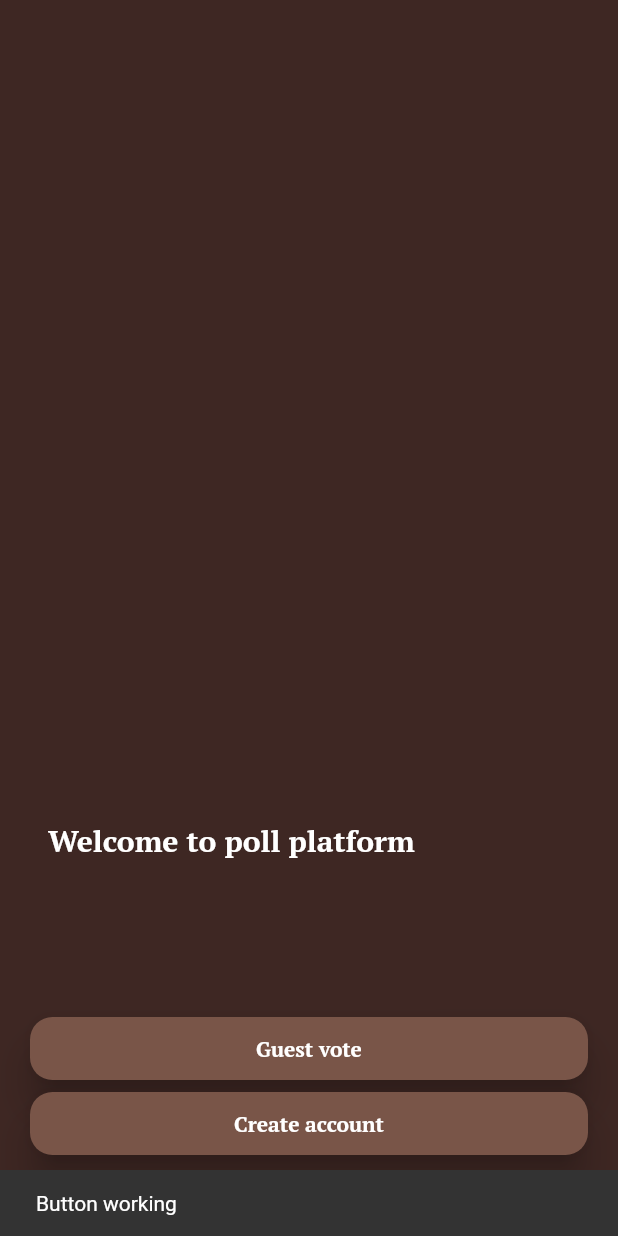
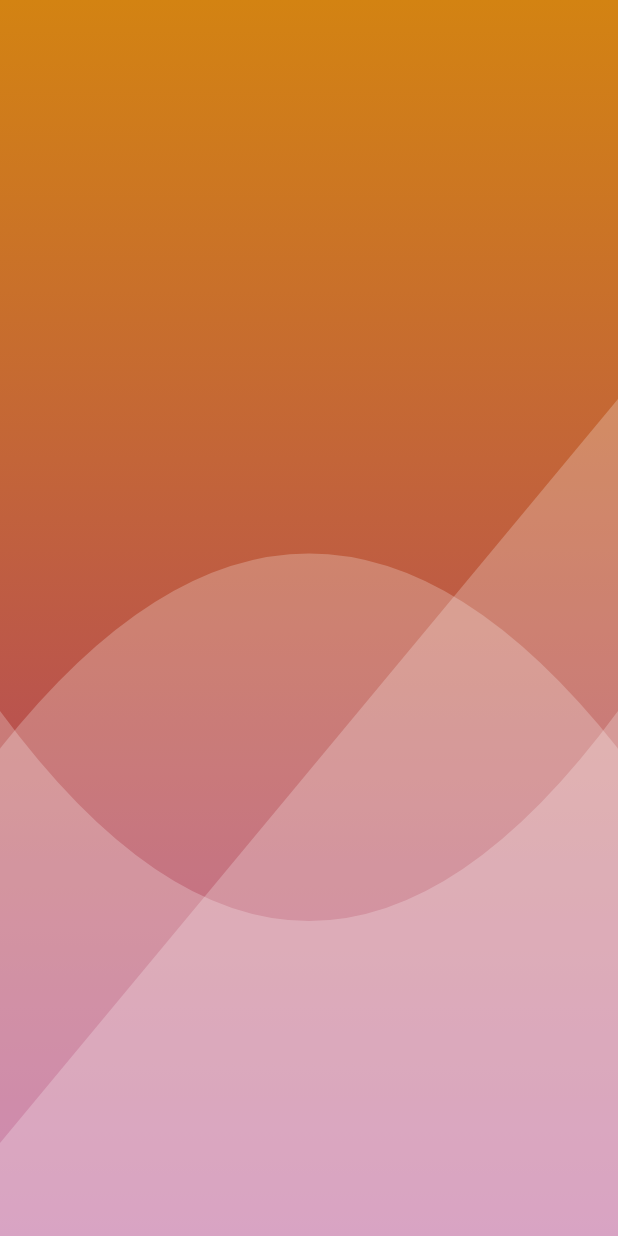
Before and after one commit to MujmillahammedDafedar/Flutter_Polling_Application, a Flutter app: the screen it shows after launch, after a tap on "Guest vote", on a phone screen of 412 x 824 dp. Run offline on Flutter 3.47's test engine with Material 2 defaults, Android fonts, the light colour scheme and no system bars; our stand-ins replace animated_text_kit, simple_animations, supercharged; Roboto replaces fonts that are missing (Pts).

Commit message:
design updated

```diff
--- /dev/null
+++ b/lib/model/particle.dart
@@ -0,0 +1,36 @@
+import 'package:flutter/material.dart';
+import 'package:simple_animations/simple_animations.dart';
+import 'dart:math';
+class ParticleModel {
+  Animatable tween;
+  double size;
+  AnimationProgress animationProgress;
+  Random random;
+
+  ParticleModel(this.random) {
+    restart();
+  }
+
+  restart({Duration time = Duration.zero}) {
+    final startPosition = Offset(-0.2 + 1.4 * random.nextDouble(), 1.2);
+    final endPosition = Offset(-0.2 + 1.4 * random.nextDouble(), -0.2);
+    final duration = Duration(milliseconds: 500 + random.nextInt(1000));
+
+    tween = MultiTrackTween([
+      Track("x").add(
+          duration, Tween(begin: startPosition.dx, end: endPosition.dx),
+          curve: Curves.easeInOutSine),
+      Track("y").add(
+          duration, Tween(begin: startPosition.dy, end: endPosition.dy),
+          curve: Curves.easeIn),
+    ]);
+    animationProgress = AnimationProgress(duration: duration, startTime: time);
+    size = 0.2 + random.nextDouble() * 0.4;
+  }
+
+  maintainRestart(Duration time) {
+    if (animationProgress.progress(time) == 1.0) {
+      restart(time: time);
+    }
+  }
+}
--- a/lib/screens/MyApp.dart
+++ b/lib/screens/MyApp.dart
@@ -1,5 +1,6 @@
 import 'package:flutter/material.dart';
 import 'package:poll/screens/mainPage.dart';
+import 'package:poll/screens/vote.dart';
 
 class StartinPage extends StatefulWidget {
   @override
@@ -46,7 +47,8 @@ class _StartinPageState extends State<StartinPage> {
                 child: FlatButton(
                   onPressed: () {
                     setState(() {
-                      method();
+                      Navigator.push(context, SlideRightRoute(page: FancyBackgroundApp()));
+
                     });
                   },
                   child: Container(
@@ -79,10 +81,8 @@ class _StartinPageState extends State<StartinPage> {
                 child: FlatButton(
                   onPressed: () {
                     setState(() {
-                      Navigator.push(
-                        context,
-                        MaterialPageRoute(builder: (context) => Home()),
-                      );
+                      Navigator.push(context, SlideRightRoute(page: Home()));
+
                     });
                   },
                   child: Container(
--- /dev/null
+++ b/lib/screens/vote.dart
@@ -0,0 +1,144 @@
+import 'package:flutter/material.dart';
+import 'package:poll/model/particle.dart';
+import 'package:simple_animations/simple_animations.dart';
+import 'dart:math';
+import 'package:supercharged/supercharged.dart';
+
+class FancyBackgroundApp extends StatelessWidget {
+  @override
+  Widget build(BuildContext context) {
+    return Stack(
+      children: <Widget>[
+        Positioned.fill(child: AnimatedBackground()),
+        onBottom(AnimatedWave(
+          height: 700,
+          speed: 1.0,
+        )),
+        onBottom(AnimatedWave(
+          height: 650,
+          speed: 0.9,
+          offset: pi,
+        )),
+        onBottom(AnimatedWave(
+          height: 620,
+          speed: 1.2,
+          offset: pi / 2,
+        )),
+        Positioned.fill(child: CenteredText()),
+      ],
+    );
+  }
+
+  Widget onBottom(Widget child) => Positioned.fill(
+    child: Align(
+      alignment: Alignment.bottomCenter,
+      child: child,
+    ),
+  );
+}
+
+class AnimatedWave extends StatelessWidget {
+  final double height;
+  final double speed;
+  final double offset;
+
+  AnimatedWave({this.height, this.speed, this.offset = 0.0});
+
+  @override
+  Widget build(BuildContext context) {
+    return LayoutBuilder(builder: (context, constraints) {
+      return Container(
+        height: height,
+        width: constraints.biggest.width,
+        child: LoopAnimation<double>(
+            duration: (5000 / speed).round().milliseconds,
+            tween: 0.0.tweenTo(2 * pi),
+            builder: (context, child, value) {
+              return CustomPaint(
+                foregroundPainter: CurvePainter(value + offset),
+              );
+            }),
+      );
+    });
+  }
+}
+
+class CurvePainter extends CustomPainter {
+  final double value;
+
+  CurvePainter(this.value);
+
+  @override
+  void paint(Canvas canvas, Size size) {
+    final white = Paint()..color = Colors.white.withAlpha(60);
+    final path = Path();
+
+    final y1 = sin(value);
+    final y2 = sin(value + pi / 2);
+    final y3 = sin(value + pi);
+
+    final startPointY = size.height * (0.5 + 0.4 * y1);
+    final controlPointY = size.height * (0.5 + 0.4 * y2);
+    final endPointY = size.height * (0.5 + 0.4 * y3);
+
+    path.moveTo(size.width * 0, startPointY);
+    path.quadraticBezierTo(
+        size.width * 0.5, controlPointY, size.width, endPointY);
+    path.lineTo(size.width, size.height);
+    path.lineTo(0, size.height);
+    path.close();
+    canvas.drawPath(path, white);
+  }
+
+  @override
+  bool shouldRepaint(CustomPainter oldDelegate) {
+    return true;
+  }
+}
+
+enum _BgProps { color1, color2 }
+
+class AnimatedBackground extends StatelessWidget {
+  @override
+  Widget build(BuildContext context) {
+    final tween = MultiTween<_BgProps>()
+      ..add(
+          _BgProps.color1, Color(0xffD38312).tweenTo(Colors.brown.shade900))
+      ..add(_BgProps.color2, Color(0xffA83279).tweenTo(Colors.brown.shade600));
+
+    return MirrorAnimation<MultiTweenValues<_BgProps>>(
+      tween: tween,
+      duration: 3.seconds,
+      builder: (context, child, value) {
+        return Container(
+          decoration: BoxDecoration(
+              gradient: LinearGradient(
+                  begin: Alignment.topCenter,
+                  end: Alignment.bottomCenter,
+                  colors: [
+                    value.get(_BgProps.color1),
+                    value.get(_BgProps.color2)
+                  ])),
+        );
+      },
+    );
+  }
+}
+
+class CenteredText extends StatelessWidget {
+  const CenteredText({
+    Key key,
+  }) : super(key: key);
+
+  @override
+  Widget build(BuildContext context) {
+   return SafeArea(
+     child: Container(
+       height: 500.0,
+
+
+
+     ),
+   );
+  }
+}
--- a/pubspec.yaml
+++ b/pubspec.yaml
@@ -30,6 +30,7 @@ dependencies:
   # Use with the CupertinoIcons class for iOS style icons.
   cupertino_icons: ^0.1.3
   animated_text_kit: ^2.2.0
+  simple_animations: ^2.2.1
 
 dev_dependencies:
   flutter_test:
```
Also changed, not shown: pubspec.lock.
